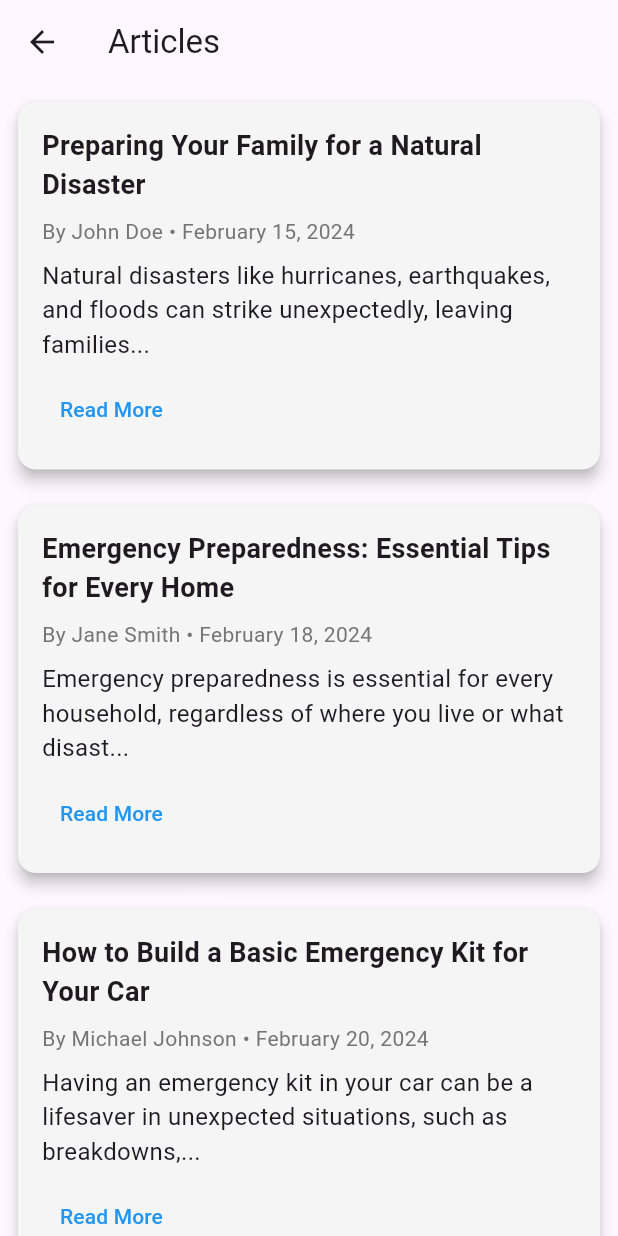
After one commit to Sanket80/Aid-Avengers, a Flutter app: the screen it shows once a user with an empty profile is signed in, item 3 of the bottom bar chosen, after a tap on "Articles", on a phone screen of 412 x 824 dp. The commit adds this screen. Run offline on Flutter 3.47's test engine with Material 3 defaults, Android fonts, the phone set to English and light mode, and no system bars; our stand-ins replace cloud_firestore, firebase_auth, firebase_core, firebase_messaging, google_nav_bar, youtube_player_flutter; accounts and stored records are empty.

Commit message:
Awarness Module Created

```diff
--- /dev/null
+++ b/lib/api/notification_api.dart
@@ -0,0 +1,11 @@
+import 'package:firebase_messaging/firebase_messaging.dart';
+
+class FirebaseApi{
+  final _firebaseMessaging = FirebaseMessaging.instance;
+
+  Future<void> initializeFirebase() async {
+    await _firebaseMessaging.requestPermission();
+    final fCMToken = await _firebaseMessaging.getToken();
+    print("FCM Token: $fCMToken");
+  }
+}
--- a/lib/auth/donation_card.dart
+++ b/lib/auth/donation_card.dart
@@ -1,10 +1,11 @@
+import 'package:bluebit1/pages/donation_screen.dart';
+import 'package:bluebit1/pages/payment_screen.dart';
 import 'package:flutter/material.dart';
 
 class DonationCard extends StatelessWidget {
   final IconData icon;
   final String title;
   final String description;
-  final VoidCallback onPressed;
   final double totalDonationAmount; // Add total donation amount property
 
   const DonationCard({
@@ -12,7 +13,6 @@ class DonationCard extends StatelessWidget {
     required this.icon,
     required this.title,
     required this.description,
-    required this.onPressed,
     required this.totalDonationAmount,
   }) : super(key: key);
 
@@ -39,7 +39,7 @@ class DonationCard extends StatelessWidget {
                   SizedBox(width: 12),
                   Text(
                     title,
-                    style: TextStyle(fontSize: 32, fontWeight: FontWeight.bold),
+                    style: TextStyle(fontSize: 30, fontWeight: FontWeight.bold),
                   ),
                 ],
               ),
@@ -56,7 +56,9 @@ class DonationCard extends StatelessWidget {
               SizedBox(height: 12),
               Center(
                 child: ElevatedButton(
-                  onPressed: onPressed,
+                  onPressed: (){
+                    Navigator.push(context, MaterialPageRoute(builder: (context) => DonationScreen()) );
+                  },
                   style: ElevatedButton.styleFrom(
                     primary: Colors.grey[700], // Background color of the button
                     onPrimary: Colors.white, // Text color of the button
--- /dev/null
+++ b/lib/dummy_data.dart
@@ -0,0 +1,40 @@
+class Article {
+  final String title;
+  final String author;
+  final String date;
+  final String content;
+
+  Article({
+    required this.title,
+    required this.author,
+    required this.date,
+    required this.content,
+  });
+}
+
+List<Article> articles = [
+  Article(
+    title: 'Preparing Your Family for a Natural Disaster',
+    author: 'John Doe',
+    date: 'February 15, 2024',
+    content: "Natural disasters like hurricanes, earthquakes, and floods can strike unexpectedly, leaving families vulnerable if they're not prepared. To ensure the safety and well-being of your loved ones, it's crucial to have a comprehensive plan in place. Start by identifying potential risks in your area and creating a family emergency plan. This plan should include evacuation routes, designated meeting points, and contact information for emergency services. Additionally, assemble an emergency kit with essential supplies such as non-perishable food, water, medications, flashlights, batteries, and a first aid kit. Educate your family members on how to respond during a disaster, including how to safely evacuate and communicate with each other. By taking proactive steps to prepare for a natural disaster, you can minimize the impact on your family and increase your chances of staying safe.",
+  ),
+  Article(
+    title: 'Emergency Preparedness: Essential Tips for Every Home',
+    author: 'Jane Smith',
+    date: 'February 18, 2024',
+    content: "Emergency preparedness is essential for every household, regardless of where you live or what disasters may occur in your area. Start by creating a family emergency plan that outlines what to do in various scenarios, such as fires, severe weather, or medical emergencies. Ensure that everyone in your household knows how to access emergency resources and contact information for local authorities. Stock up on essential supplies like food, water, medications, and first aid supplies, and periodically review and replenish your emergency kit. It's also important to have a communication plan in place, including alternative methods of communication in case traditional means are unavailable. Stay informed about potential hazards in your area and be prepared to take action if necessary.",
+  ),
+  Article(
+    title: 'How to Build a Basic Emergency Kit for Your Car',
+    author: 'Michael Johnson',
+    date: 'February 20, 2024',
+    content: "Having an emergency kit in your car can be a lifesaver in unexpected situations, such as breakdowns, accidents, or getting stranded in inclement weather. Start by assembling a basic kit that includes essential items like water, non-perishable food, a flashlight, batteries, a first aid kit, a multipurpose tool, jumper cables, and a blanket or extra clothing. Consider adding additional items based on your location and specific needs, such as a portable phone charger, a reflective vest, or a roadside emergency sign. Store your emergency kit in a durable container and keep it in an easily accessible location in your vehicle, such as the trunk or under a seat. Periodically check and replenish the contents of your emergency kit to ensure that everything is up to date and in working condition.",
+  ),
+  Article(
+    title: 'Staying Informed: Reliable Sources During Crisis',
+    author: 'Emily Brown',
+    date: 'February 22, 2024',
+    content: "During times of crisis, staying informed is crucial for making informed decisions and ensuring the safety of yourself and your loved ones. However, it's essential to rely on trustworthy and reliable sources of information to avoid misinformation and confusion. Turn to official sources such as government agencies, emergency management organizations, and reputable news outlets for accurate and up-to-date information about the situation. Avoid spreading rumors or unverified information, and verify the credibility of sources before sharing information with others. Use multiple channels to receive information, such as radio, television, social media, and official websites or apps. By staying informed through reliable sources, you can better understand the situation, take appropriate precautions, and respond effectively to emergencies.",
+  ),
+];
--- /dev/null
+++ b/lib/pages/Awarness.dart
@@ -0,0 +1,160 @@
+import 'package:bluebit1/pages/articles.dart';
+import 'package:flutter/material.dart';
+import 'package:youtube_player_flutter/youtube_player_flutter.dart';
+
+class AwarnessScreen extends StatefulWidget {
+  const AwarnessScreen({super.key});
+
+  @override
+  State<AwarnessScreen> createState() => _AwarnessScreenState();
+}
+
+class _AwarnessScreenState extends State<AwarnessScreen> {
+  @override
+  Widget build(BuildContext context) {
+    return Scaffold(
+      appBar: AppBar(
+        title: Text('Awarness'),
+      ),
+      body: Column(
+        children: [
+          Row(
+            mainAxisAlignment: MainAxisAlignment.center,
+            children: [
+              InkWell(
+                onTap: () {
+                  // Handle the button tap for 'List of Help'
+                },
+                child: Container(
+                  width: 150,
+                  height: 50,
+                  decoration: BoxDecoration(
+                    color: Colors.grey[600], // Adjusted color here
+                    borderRadius: BorderRadius.circular(20),
+                  ),
+                  child: Center(
+                    child: Text(
+                      'Multi-Media',
+                      style: TextStyle(
+                        color: Colors.white,
+                        fontSize: 16,
+                        fontWeight: FontWeight.bold,
+                      ),
+                    ),
+                  ),
+                ),
+              ),
+              InkWell(
+                onTap: () {
+                  Navigator.push(context, MaterialPageRoute(builder:
+                  (context) => ArticlesPage()) );
+                },
+                child: Padding(
+                  padding: const EdgeInsets.only(
+                    left: 20,
+                  ),
+                  child: Container(
+                    width: 150,
+                    height: 50,
+                    decoration: BoxDecoration(
+                      color: Colors.grey[300], // Adjusted color here
+                      borderRadius: BorderRadius.circular(20),
+                    ),
+                    child: Center(
+                      child: Text(
+                        'Articles',
+                        style: TextStyle(
+                          color: Colors.black87,
+                          fontSize: 16,
+                          fontWeight: FontWeight.bold,
+                        ),
+                      ),
+                    ),
+                  ),
+                ),
+              ),
+            ],
+          ),
+          SizedBox(height: 20),
+          Padding(
+            padding: const EdgeInsets.only(left: 16),
+            child: Text("Stay Safe: Disaster Awareness Saves Lives!", style: TextStyle(fontSize: 20, fontWeight: FontWeight.bold),),
+          ),
+          Expanded(
+            child: SingleChildScrollView(
+              child: Column(
+                children: [
+                  Padding(
+                    padding: const EdgeInsets.all(8.0),
+                    child: YoutubePlayer(
+                      controller: YoutubePlayerController(
+                        initialVideoId: 'TN_HSDSdxGw',
+                        flags: YoutubePlayerFlags(
+                          autoPlay: true,
+                          mute: false,
+                        ),
+                      ),
+                      showVideoProgressIndicator: true,
+                      progressIndicatorColor: Colors.blueAccent,
+                    ),
+                  ),
+                  SizedBox(
+                    height: 14,
+                  ),
+                  Padding(
+                    padding: const EdgeInsets.all(8.0),
+                    child: YoutubePlayer(
+                      controller: YoutubePlayerController(
+                        initialVideoId: 'Qp1f7rTJ2M4',
+                        flags: YoutubePlayerFlags(
+                          autoPlay: true,
+                          mute: false,
+                        ),
+                      ),
+                      showVideoProgressIndicator: true,
+                      progressIndicatorColor: Colors.blueAccent,
+                    ),
+                  ),
+                  SizedBox(
+                    height: 14,
+                  ),
+                  Padding(
+                    padding: const EdgeInsets.all(8.0),
+                    child: YoutubePlayer(
+                      controller: YoutubePlayerController(
+                        initialVideoId: 'KwAKjtkpdP4',
+                        flags: YoutubePlayerFlags(
+                          autoPlay: true,
+                          mute: false,
+                        ),
+                      ),
+                      showVideoProgressIndicator: true,
+                      progressIndicatorColor: Colors.blueAccent,
+                    ),
+                  ),
+                  SizedBox(
+                    height: 14,
+                  ),
+                  Padding(
+                    padding: const EdgeInsets.all(8.0),
+                    child: YoutubePlayer(
+                      controller: YoutubePlayerController(
+                        initialVideoId: '9WIwlljva_s',
+                        flags: YoutubePlayerFlags(
+                          autoPlay: true,
+                          mute: false,
+                        ),
+                      ),
+                      showVideoProgressIndicator: true,
+                      progressIndicatorColor: Colors.blueAccent,
+                    ),
+                  ),
+                ],
+              ),
+            ),
+          )
+        ],
+      )
+    );
+  }
+}
--- /dev/null
+++ b/lib/pages/articles.dart
@@ -0,0 +1,87 @@
+import 'package:flutter/material.dart';
+import '../dummy_data.dart';
+
+class ArticlesPage extends StatelessWidget {
+  @override
+  Widget build(BuildContext context) {
+    return Scaffold(
+      appBar: AppBar(
+        title: Text('Articles'),
+      ),
+      body: ListView.builder(
+        itemCount: articles.length,
+        itemBuilder: (context, index) {
+          return Padding(
+            padding: EdgeInsets.all(8.0),
+            child: Card(
+              color: Colors.grey[100],
+              elevation: 4,
+              child: Padding(
+                padding: EdgeInsets.all(16.0),
+                child: Column(
+                  crossAxisAlignment: CrossAxisAlignment.start,
+                  children: [
+                    Text(
+                      articles[index].title,
+                      style: TextStyle(
+                        fontSize: 18,
+                        fontWeight: FontWeight.bold,
+                      ),
+                    ),
+                    SizedBox(height: 8),
+                    Text(
+                      'By ${articles[index].author} • ${articles[index].date}',
+                      style: TextStyle(
+                        color: Colors.grey[600],
+                      ),
+                    ),
+                    SizedBox(height: 8),
+                    Text(
+                      articles[index].content.substring(0, 100) + '...', // Display only first 100 characters as a preview
+                      style: TextStyle(
+                        fontSize: 16,
+                      ),
+                    ),
+                    SizedBox(height: 8),
+                    TextButton(
+                      onPressed: () {
+                        _showFullArticle(context, articles[index].title, articles[index].content);                      },
+                      child: Text(
+                        'Read More',
+                        style: TextStyle(
+                          color: Colors.blue,
+                        ),
+                      ),
+                    ),
+                  ],
+                ),
+              ),
+            ),
+          );
+        },
+      ),
+    );
+  }
+
+  void _showFullArticle(BuildContext context, String title, String content) {
+    showDialog(
+      context: context,
+      builder: (BuildContext context) {
+        return AlertDialog(
+          title: Text(title),
+          content: SingleChildScrollView(
+            child: Text(content),
+          ),
+          actions: [
+            TextButton(
+              onPressed: () {
+                Navigator.of(context).pop();
+              },
+              child: Text('Close'),
+            ),
+          ],
+        );
+      },
+    );
+  }
+}
--- a/lib/pages/donation_screen.dart
+++ b/lib/pages/donation_screen.dart
@@ -24,38 +24,26 @@ class _DonationScreenState extends State<DonationScreen> {
             children: [
               DonationCard(
                 title: 'Food',
-                icon: Icons.food_bank,
+                icon: Icons.food_bank_outlined,
                 description: 'Fill plates, fill hearts: Donate food today!',
-                onPressed: () {
-                  // Handle donate button press
-                },
                 totalDonationAmount: 100.0, // Example total donation amount
               ),
               DonationCard(
                 title: 'Medical',
                 icon: Icons.medical_services_outlined,
                 description: 'Healing begins with your donation. Be the cure.',
-                onPressed: () {
-                  // Handle donate button press
-                },
                 totalDonationAmount: 200.0, // Example total donation amount
               ),
               DonationCard(
                 title: 'Rescue',
                 icon: Icons.search,
                 description: 'Rescue Ready: Providing Tools to Save the Day!',
-                onPressed: () {
-                  // Handle donate button press
-                },
                 totalDonationAmount: 100.0, // Example total donation amount
               ),
               DonationCard(
                 title: 'Clothes',
                 icon: Icons.accessibility_new_rounded,
                 description: 'Dress for Success: Donate Clothes, Empower Lives!',
-                onPressed: () {
-                  // Handle donate button press
-                },
                 totalDonationAmount: 250.0, // Example total donation amount
               ),
 
--- a/lib/pages/homepage.dart
+++ b/lib/pages/homepage.dart
@@ -1,4 +1,5 @@
 import 'package:bluebit1/auth/mainpage.dart';
+import 'package:bluebit1/pages/Awarness.dart';
 import 'package:bluebit1/pages/donation_screen.dart';
 import 'package:bluebit1/read%20data/get_user_name.dart';
 import 'package:cloud_firestore/cloud_firestore.dart';
@@ -95,7 +96,9 @@ class _HomePageState extends State<HomePage> {
                 onPressed: (){
                   Navigator.push(context, MaterialPageRoute(builder: (context) => DonationScreen()));
                 },),
-              GButton(icon: Icons.search, text: 'Search'),
+              GButton(icon: Icons.search, text: 'Search',onPressed: (){
+                Navigator.push(context, MaterialPageRoute(builder: (context) => AwarnessScreen()));
+              },),
               GButton(icon: Icons.settings,text: 'Settings',),
             ],),
         ),
--- a/pubspec.yaml
+++ b/pubspec.yaml
@@ -39,6 +39,9 @@ dependencies:
   cloud_firestore: ^4.15.4
   firebase_auth: ^4.17.4
   google_nav_bar: ^5.0.6
+  fluttertoast: ^8.2.4
+  youtube_player_flutter: ^8.1.2
+  firebase_messaging: ^14.7.15
 
 dev_dependencies:
   flutter_test:
```
Also changed, not shown: lib/pages/payment_screen.dart (added, +109 -0 lines), pubspec.lock, 3 other files.
